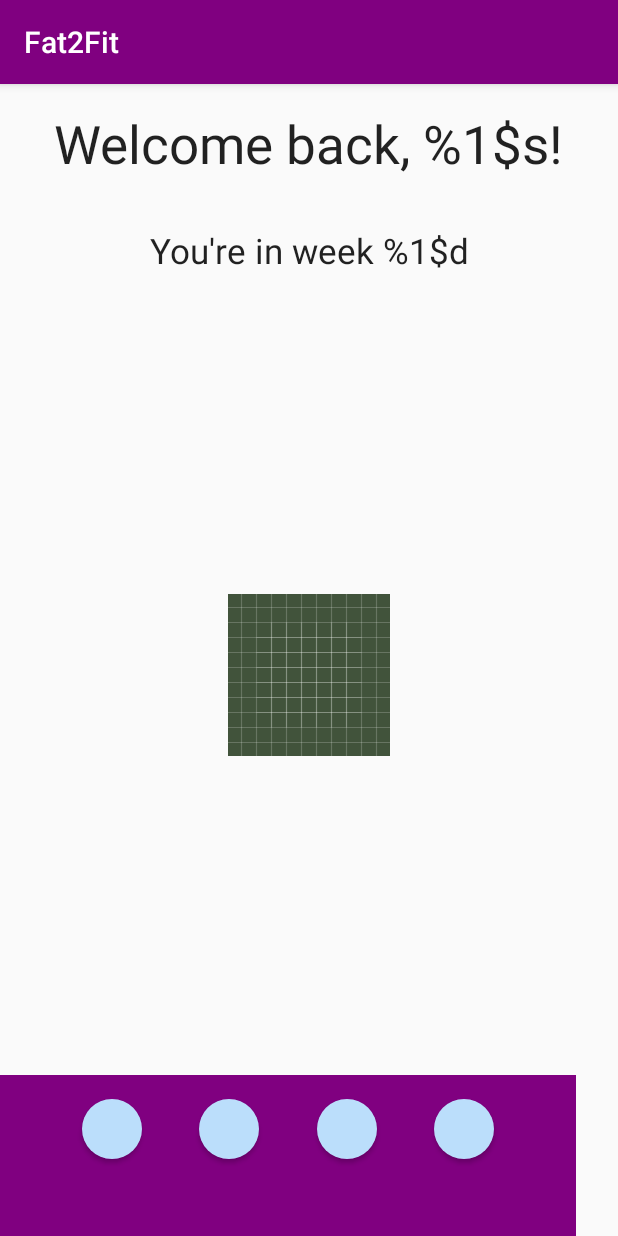
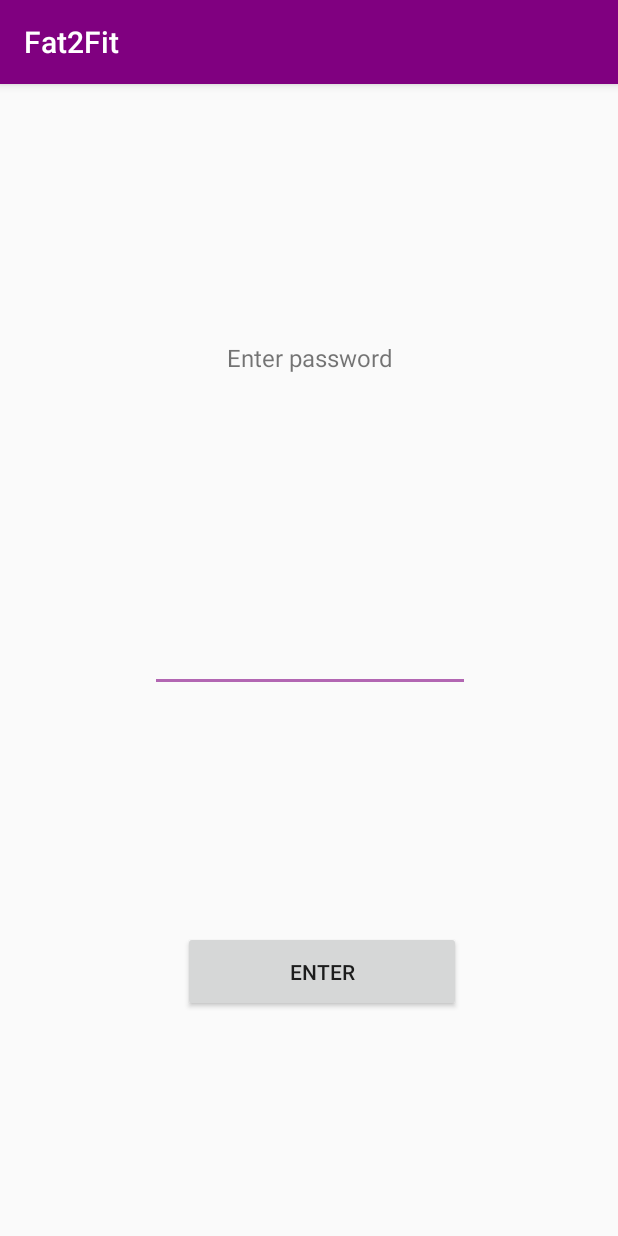
Before and after one commit to markscottUWS/MNSAProject, an Android app: the WelcomeSecond screen opened directly, with no data from a screen before it, on a phone screen of 412 x 824 dp. Run offline under Robolectric (Android 15) with nearby library versions, the phone set to English and light mode, and no system bars.

Commit message:
Update fragment_welcome_second.xml

```diff
--- a/app/src/main/res/layout/fragment_welcome_second.xml
+++ b/app/src/main/res/layout/fragment_welcome_second.xml
@@ -1,85 +1,48 @@
 <?xml version="1.0" encoding="utf-8"?>
 <android.support.constraint.ConstraintLayout xmlns:android="http://schemas.android.com/apk/res/android"
+    xmlns:app="http://schemas.android.com/apk/res-auto"
     xmlns:tools="http://schemas.android.com/tools"
     android:layout_width="match_parent"
     android:layout_height="match_parent"
-    xmlns:app="http://schemas.android.com/apk/res-auto"
-    tools:context=".WelcomeSecond">
+    tools:context=".EnterPasswordActivity">
+
+    <EditText
+        android:id="@+id/editText"
+        android:layout_width="wrap_content"
+        android:layout_height="wrap_content"
+        android:layout_marginBottom="36dp"
+        android:layout_marginEnd="84dp"
+        android:layout_marginStart="85dp"
+        android:layout_marginTop="43dp"
+        android:ems="10"
+        android:inputType="textPassword"
+        app:layout_constraintBottom_toTopOf="@+id/button"
+        app:layout_constraintEnd_toEndOf="parent"
+        app:layout_constraintStart_toStartOf="parent"
+        app:layout_constraintTop_toBottomOf="@+id/textView" />
+
+    <Button
+        android:id="@+id/button"
+        android:layout_width="185dp"
+        android:layout_height="54dp"
+        android:layout_marginBottom="149dp"
+        android:layout_marginEnd="91dp"
+        android:layout_marginStart="108dp"
+        android:text="ENTER"
+        app:layout_constraintBottom_toBottomOf="parent"
+        app:layout_constraintEnd_toEndOf="parent"
+        app:layout_constraintStart_toStartOf="parent" />
 
     <TextView
-        android:id="@+id/welcome_back_textview"
-        style="@style/TextAppearance.AppCompat.Headline"
+        android:id="@+id/textView"
         android:layout_width="wrap_content"
         android:layout_height="wrap_content"
-        android:padding="@dimen/margin_standard"
-        android:text="@string/welcome_name"
-        android:textSize="35sp"
-        app:layout_constraintLeft_toLeftOf="parent"
-        app:layout_constraintRight_toRightOf="parent" />
-
-    <TextView
-        android:id="@+id/week_textview"
-        style="@style/TextAppearance.AppCompat.Subhead"
-        android:layout_width="wrap_content"
-        android:layout_height="wrap_content"
-        android:layout_marginTop="@dimen/margin_standard"
-        android:text="@string/in_week"
-        android:textSize="23sp"
-        app:layout_constraintLeft_toLeftOf="parent"
-        app:layout_constraintRight_toRightOf="parent"
-        app:layout_constraintTop_toBottomOf="@id/welcome_back_textview" />
-
-    <ImageView
-        android:id="@+id/water_image"
-        android:layout_width="wrap_content"
-        android:layout_height="wrap_content"
-        app:layout_constraintLeft_toLeftOf="parent"
-        app:layout_constraintRight_toRightOf="parent"
-        app:layout_constraintTop_toBottomOf="@id/week_textview"
-        app:layout_constraintBottom_toTopOf="@id/nav_layout"
-        android:src="@drawable/ic_launcher_background"
-        />
-
-    <android.support.constraint.ConstraintLayout
-        android:id="@+id/nav_layout"
-        android:layout_width="384dp"
-        android:layout_height="107dp"
-        android:background="@color/colorPrimary"
-        android:padding="@dimen/margin_standard"
-        app:layout_constraintBottom_toBottomOf="parent"
-        tools:layout_editor_absoluteX="0dp">
-
-        <Button
-            android:id="@+id/plan_button"
-            android:layout_width="@dimen/round_button_width"
-            android:layout_height="@dimen/round_button_width"
-            android:background="@drawable/button_round_blue"
-            app:layout_constraintLeft_toLeftOf="parent"
-            app:layout_constraintRight_toLeftOf="@id/details_button" />
-
-        <Button
-            android:id="@+id/details_button"
-            android:layout_width="@dimen/round_button_width"
-            android:layout_height="@dimen/round_button_width"
-            android:background="@drawable/button_round_blue"
-            app:layout_constraintLeft_toRightOf="@id/plan_button"
-            app:layout_constraintRight_toLeftOf="@id/water_button" />
-
-        <Button
-            android:id="@+id/water_button"
-            android:layout_width="@dimen/round_button_width"
-            android:layout_height="@dimen/round_button_width"
-            android:background="@drawable/button_round_blue"
-            app:layout_constraintLeft_toRightOf="@id/details_button"
-            app:layout_constraintRight_toLeftOf="@id/exercise_button" />
-
-        <Button
-            android:id="@+id/exercise_button"
-            android:layout_width="@dimen/round_button_width"
-            android:layout_height="@dimen/round_button_width"
-            android:background="@drawable/button_round_blue"
-            app:layout_constraintLeft_toRightOf="@id/water_button"
-            app:layout_constraintRight_toRightOf="parent" />
-    </android.support.constraint.ConstraintLayout>
-
+        android:layout_marginEnd="143dp"
+        android:layout_marginStart="144dp"
+        android:layout_marginTop="171dp"
+        android:text="Enter password"
+        android:textSize="16sp"
+        app:layout_constraintEnd_toEndOf="parent"
+        app:layout_constraintStart_toStartOf="parent"
+        app:layout_constraintTop_toTopOf="parent" />
 </android.support.constraint.ConstraintLayout>
```
